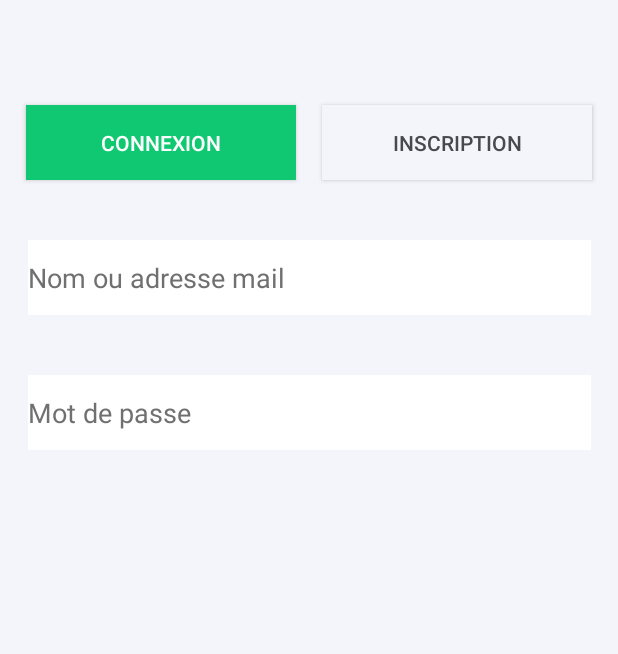
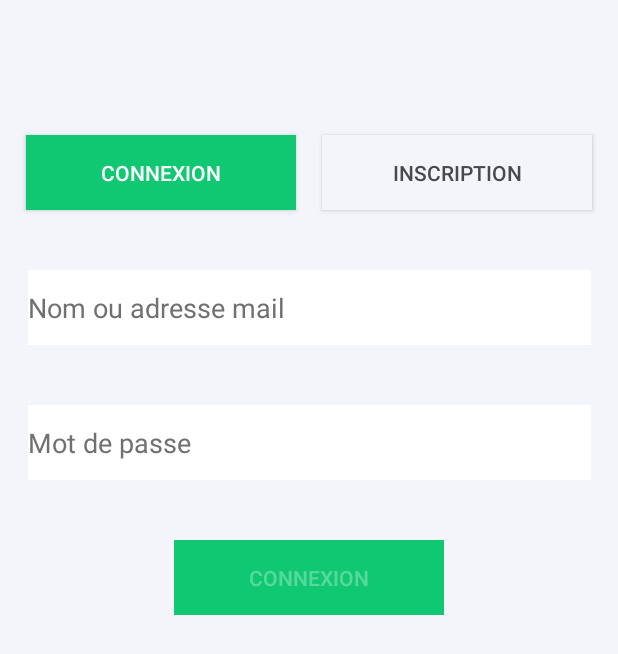
Before and after one commit to Atonleu-Arthur/GlobalPharma, an Android app: the LoginActivity screen opened directly, with no data from a screen before it, on a phone screen of 412 x 824 dp. Shown: the top 654 px of the screen. Run offline under Robolectric (Android 15) with nearby library versions, the phone set to English and light mode, and no system bars.

Commit message:
Amélioration de l'interface de connexion : ajout du bouton de connexion Ajout des interactions

```diff
--- a/app/src/main/java/com/example/globalpharma/Controller/LoginActivity.java
+++ b/app/src/main/java/com/example/globalpharma/Controller/LoginActivity.java
@@ -2,15 +2,36 @@ package com.example.globalpharma.Controller;
 
 import androidx.appcompat.app.AppCompatActivity;
 
+import android.content.Intent;
 import android.os.Bundle;
+import android.view.View;
+import android.widget.Button;
 
 import com.example.globalpharma.R;
 
 public class LoginActivity extends AppCompatActivity {
 
+
+    private Button mBtnRegistration;
+    private Button mBtnRegister;
+    private Button mBtnConnection;
+    private Button mBtnConnect;
+
     @Override
     protected void onCreate(Bundle savedInstanceState) {
         super.onCreate(savedInstanceState);
         setContentView(R.layout.activity_login);
+
+        mBtnRegistration = findViewById(R.id.btnRegistration);
+
+        mBtnConnect = findViewById(R.id.btnSubmit);
+        mBtnConnect.setEnabled(false);
+        mBtnRegistration.setOnClickListener(new View.OnClickListener() {
+            @Override
+            public void onClick(View v) {
+                Intent i = new Intent(LoginActivity.this, RegisterActivity.class);
+                startActivity(i);
+            }
+        });
     }
 }
--- a/app/src/main/res/layout/activity_login.xml
+++ b/app/src/main/res/layout/activity_login.xml
@@ -11,16 +11,16 @@
         android:id="@+id/btnConnect"
         android:layout_width="180dp"
         android:layout_height="50dp"
-        app:layout_constraintStart_toStartOf="parent"
+        android:layout_marginTop="90dp"
+        android:background="@color/green"
+        android:cursorVisible="false"
+        android:text="@string/connexion"
+        android:textColor="@color/white"
         app:layout_constraintEnd_toStartOf="@id/btnRegistration"
         app:layout_constraintLeft_toLeftOf="parent"
         app:layout_constraintRight_toRightOf="parent"
-        app:layout_constraintTop_toTopOf="parent"
-        android:layout_marginTop="70dp"
-        android:text="@string/connexion"
-        android:background="@color/green"
-        android:textColor="@color/white"
-        />
+        app:layout_constraintStart_toStartOf="parent"
+        app:layout_constraintTop_toTopOf="parent" />
 
     <Button
         android:id="@+id/btnRegistration"
@@ -31,7 +31,7 @@
         app:layout_constraintLeft_toLeftOf="parent"
         app:layout_constraintRight_toRightOf="parent"
         app:layout_constraintTop_toTopOf="parent"
-        android:layout_marginTop="70dp"
+        android:layout_marginTop="90dp"
         android:text="@string/registration"
         android:background="@color/backgroundActivity"
         android:textColor="@color/textColor"
@@ -66,4 +66,19 @@
         android:hint="@string/password"
         android:inputType="textPassword"/>
 
+    <Button
+        android:id="@+id/btnSubmit"
+        android:layout_width="180dp"
+        android:layout_height="50dp"
+        app:layout_constraintStart_toStartOf="parent"
+        app:layout_constraintEnd_toEndOf="parent"
+        app:layout_constraintLeft_toLeftOf="parent"
+        app:layout_constraintRight_toRightOf="parent"
+        app:layout_constraintTop_toBottomOf="@id/txtPassword"
+        android:layout_marginTop="40dp"
+        android:text="@string/get_started"
+        android:background="@color/green"
+
+        />
+
 </androidx.constraintlayout.widget.ConstraintLayout>
--- a/app/src/main/res/values/strings.xml
+++ b/app/src/main/res/values/strings.xml
@@ -7,4 +7,5 @@
     <string name="email">E-mail</string>
     <string name="password">Mot de passe</string>
     <string name="confirm_password">Confirmation du mot de passe</string>
+    <string name="get_started">Connexion</string>
 </resources>
```
Also changed, not shown: app/src/main/java/com/example/globalpharma/Controller/RegisterActivity.java (+16 -0 lines), app/src/main/res/drawable/green_button_form.xml (added, +10 -0 lines), app/src/main/AndroidManifest.xml (line endings or trailing spaces), 1 other file.
